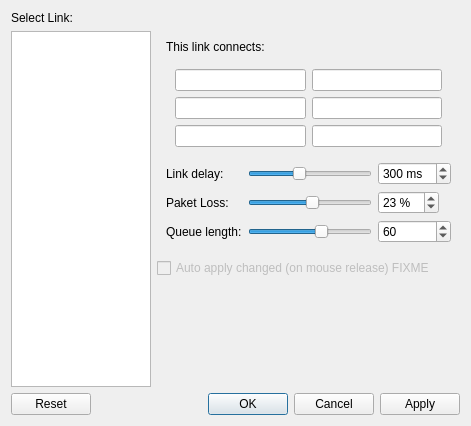
Above: confLink.ui from koppd/mt before the change. Below: the same form after it.
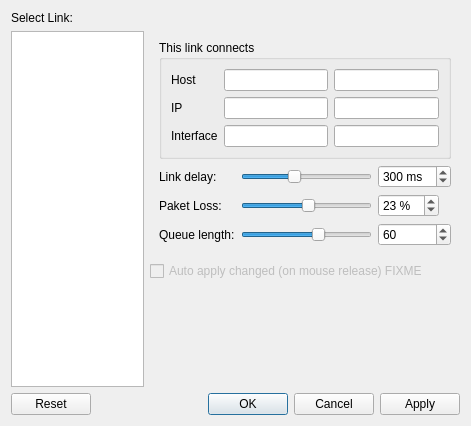
That is the form after the change.

Commit message: confLink: zeige GUInamen sowie mininet Namen an.

The edit to the form file:
```diff
--- a/confLink.ui
+++ b/confLink.ui
@@ -67,34 +67,30 @@
    <item row="1" column="1">
     <widget class="QWidget" name="widget_5" native="true">
      <layout class="QGridLayout" name="gridLayout_5">
-      <item row="4" column="0">
-       <widget class="QLabel" name="label_7">
-        <property name="text">
-         <string>Link delay:</string>
-        </property>
-       </widget>
-      </item>
-      <item row="7" column="1">
-       <widget class="QSlider" name="hsQueue">
-        <property name="minimum">
-         <number>1</number>
-        </property>
-        <property name="value">
-         <number>60</number>
-        </property>
-        <property name="orientation">
-         <enum>Qt::Horizontal</enum>
-        </property>
-       </widget>
-      </item>
-      <item row="7" column="0">
-       <widget class="QLabel" name="label_9">
-        <property name="text">
-         <string>Queue length:</string>
-        </property>
-       </widget>
-      </item>
       <item row="6" column="2">
+       <widget class="QSpinBox" name="sbQueue">
+        <property name="minimum">
+         <number>1</number>
+        </property>
+        <property name="value">
+         <number>60</number>
+        </property>
+       </widget>
+      </item>
+      <item row="3" column="1">
+       <widget class="QSlider" name="hsDelay">
+        <property name="maximum">
+         <number>1000</number>
+        </property>
+        <property name="value">
+         <number>400</number>
+        </property>
+        <property name="orientation">
+         <enum>Qt::Horizontal</enum>
+        </property>
+       </widget>
+      </item>
+      <item row="5" column="2">
        <widget class="QSpinBox" name="sbLoss">
         <property name="sizePolicy">
          <sizepolicy hsizetype="Fixed" vsizetype="Fixed">
@@ -113,14 +109,14 @@
         </property>
        </widget>
       </item>
-      <item row="0" column="0" colspan="3">
-       <widget class="QLabel" name="label_6">
+      <item row="3" column="0">
+       <widget class="QLabel" name="label_7">
         <property name="text">
-         <string>This link connects:</string>
+         <string>Link delay:</string>
         </property>
        </widget>
       </item>
-      <item row="4" column="2">
+      <item row="3" column="2">
        <widget class="QSpinBox" name="sbDelay">
         <property name="sizePolicy">
          <sizepolicy hsizetype="Fixed" vsizetype="Fixed">
@@ -139,14 +135,7 @@
         </property>
        </widget>
       </item>
-      <item row="6" column="0">
-       <widget class="QLabel" name="label_8">
-        <property name="text">
-         <string>Paket Loss:</string>
-        </property>
-       </widget>
-      </item>
-      <item row="6" column="1">
+      <item row="5" column="1">
        <widget class="QSlider" name="hsLoss">
         <property name="maximum">
          <number>100</number>
@@ -165,74 +154,102 @@
         </property>
        </widget>
       </item>
-      <item row="4" column="1">
-       <widget class="QSlider" name="hsDelay">
-        <property name="maximum">
-         <number>1000</number>
+      <item row="5" column="0">
+       <widget class="QLabel" name="label_8">
+        <property name="text">
+         <string>Paket Loss:</string>
         </property>
-        <property name="value">
-         <number>400</number>
+       </widget>
+      </item>
+      <item row="6" column="0">
+       <widget class="QLabel" name="label_9">
+        <property name="text">
+         <string>Queue length:</string>
         </property>
-        <property name="orientation">
-         <enum>Qt::Horizontal</enum>
-        </property>
        </widget>
       </item>
-      <item row="7" column="2">
-       <widget class="QSpinBox" name="sbQueue">
+      <item row="6" column="1">
+       <widget class="QSlider" name="hsQueue">
         <property name="minimum">
          <number>1</number>
         </property>
         <property name="value">
          <number>60</number>
         </property>
+        <property name="orientation">
+         <enum>Qt::Horizontal</enum>
+        </property>
        </widget>
       </item>
-      <item row="1" column="0" colspan="3">
-       <widget class="QWidget" name="widget" native="true">
-        <layout class="QGridLayout" name="gridLayout_2">
-         <item row="0" column="0">
-          <widget class="QLineEdit" name="leSrcName">
-           <property name="readOnly">
-            <bool>true</bool>
-           </property>
-          </widget>
-         </item>
-         <item row="1" column="1">
-          <widget class="QLineEdit" name="leDstIP">
-           <property name="readOnly">
-            <bool>true</bool>
-           </property>
-          </widget>
-         </item>
+      <item row="0" column="0" colspan="3">
+       <widget class="QGroupBox" name="groupBox">
+        <property name="title">
+         <string>This link connects</string>
+        </property>
+        <layout class="QGridLayout" name="gridLayout_3">
          <item row="0" column="1">
+          <widget class="QLineEdit" name="leSrcName">
+           <property name="readOnly">
+            <bool>true</bool>
+           </property>
+          </widget>
+         </item>
+         <item row="0" column="2">
           <widget class="QLineEdit" name="leDstName">
            <property name="readOnly">
             <bool>true</bool>
            </property>
           </widget>
          </item>
+         <item row="2" column="1">
+          <widget class="QLineEdit" name="leSrcIntf">
+           <property name="readOnly">
+            <bool>true</bool>
+           </property>
+          </widget>
+         </item>
+         <item row="0" column="0">
+          <widget class="QLabel" name="label_2">
+           <property name="text">
+            <string>Host</string>
+           </property>
+          </widget>
+         </item>
          <item row="1" column="0">
-          <widget class="QLineEdit" name="leSrcIP">
-           <property name="readOnly">
-            <bool>true</bool>
+          <widget class="QLabel" name="label_3">
+           <property name="text">
+            <string>IP</string>
            </property>
           </widget>
          </item>
          <item row="2" column="0">
-          <widget class="QLineEdit" name="leSrcIntf">
-           <property name="readOnly">
-            <bool>true</bool>
+          <widget class="QLabel" name="label_4">
+           <property name="text">
+            <string>Interface</string>
            </property>
           </widget>
          </item>
-         <item row="2" column="1">
+         <item row="2" column="2">
           <widget class="QLineEdit" name="leDstIntf">
            <property name="readOnly">
             <bool>true</bool>
            </property>
           </widget>
          </item>
+         <item row="1" column="2">
+          <widget class="QLineEdit" name="leDstIP">
+           <property name="readOnly">
+            <bool>true</bool>
+           </property>
+          </widget>
+         </item>
+         <item row="1" column="1">
+          <widget class="QLineEdit" name="leSrcIP">
+           <property name="readOnly">
+            <bool>true</bool>
+           </property>
+          </widget>
+         </item>
         </layout>
        </widget>
       </item>
```
The commit also changes 1 other file.
